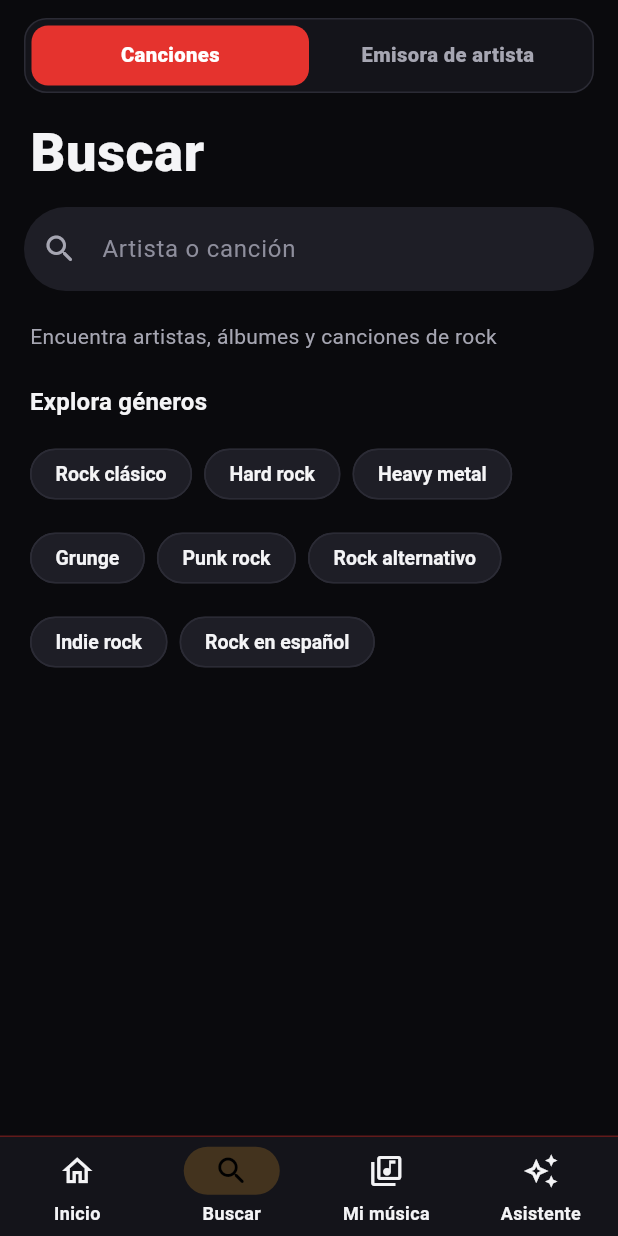
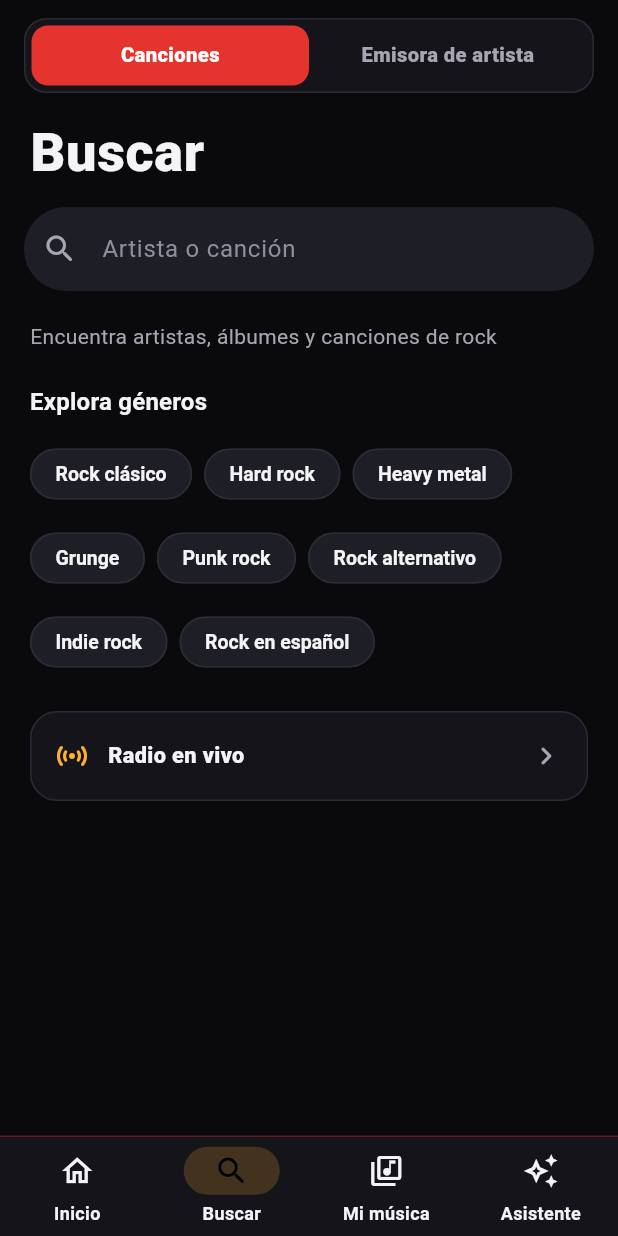
Before and after one commit to hossa2016/rockplay-ia, a Flutter app: the screen it shows after launch, item 2 of the bottom bar chosen, on a phone screen of 412 x 824 dp. Run offline on Flutter 3.47's test engine with Material 3 defaults, Android fonts, the phone set to English and light mode, and no system bars; our stand-ins replace audio_service, just_audio, permission_handler, rxdart, shared_preferences, webview_flutter and 1 more; missing offline and left inert: audio_session, flutter_inappwebview, webview_flutter_android, youtube_explode_dart; network calls fail.

Commit message:
Buscar: acceso a Radio en vivo
Co-Authored-By: Claude Sonnet 5.5 <noreply@anthropic.com>
Claude-Session: https://claude.ai/code/session_01D8asjfwzuiLw5L99b4mUwi

```diff
--- a/lib/screens/search_screen.dart
+++ b/lib/screens/search_screen.dart
@@ -8,6 +8,7 @@ import '../widgets/music_card.dart';
 import '../widgets/player_route.dart';
 import '../widgets/section_header.dart';
 import '../widgets/state_views.dart';
+import 'radio_screen.dart';
 
 class SearchScreen extends StatefulWidget {
   final String title;
@@ -184,6 +185,33 @@ class _SearchScreenState extends State<SearchScreen> {
               ActionChip(label: Text(s), onPressed: () => _useSuggestion(s)),
           ],
         ),
+        const SizedBox(height: 22),
+        Material(
+          color: AppColors.surface,
+          shape: RoundedRectangleBorder(
+            borderRadius: BorderRadius.circular(18),
+            side: const BorderSide(color: AppColors.outline),
+          ),
+          child: InkWell(
+            customBorder: RoundedRectangleBorder(
+                borderRadius: BorderRadius.circular(18)),
+            onTap: () => Navigator.of(context).push(
+                MaterialPageRoute<void>(builder: (_) => const RadioScreen())),
+            child: const Padding(
+              padding: EdgeInsets.symmetric(horizontal: 16, vertical: 18),
+              child: Row(children: [
+                Icon(Icons.sensors_rounded, color: AppColors.amber),
+                SizedBox(width: 12),
+                Expanded(
+                  child: Text('Radio en vivo',
+                      style: TextStyle(
+                          fontSize: 14.5, fontWeight: FontWeight.w800)),
+                ),
+                Icon(Icons.chevron_right_rounded, color: AppColors.textDim),
+              ]),
+            ),
+          ),
+        ),
       ],
     );
   }
```
